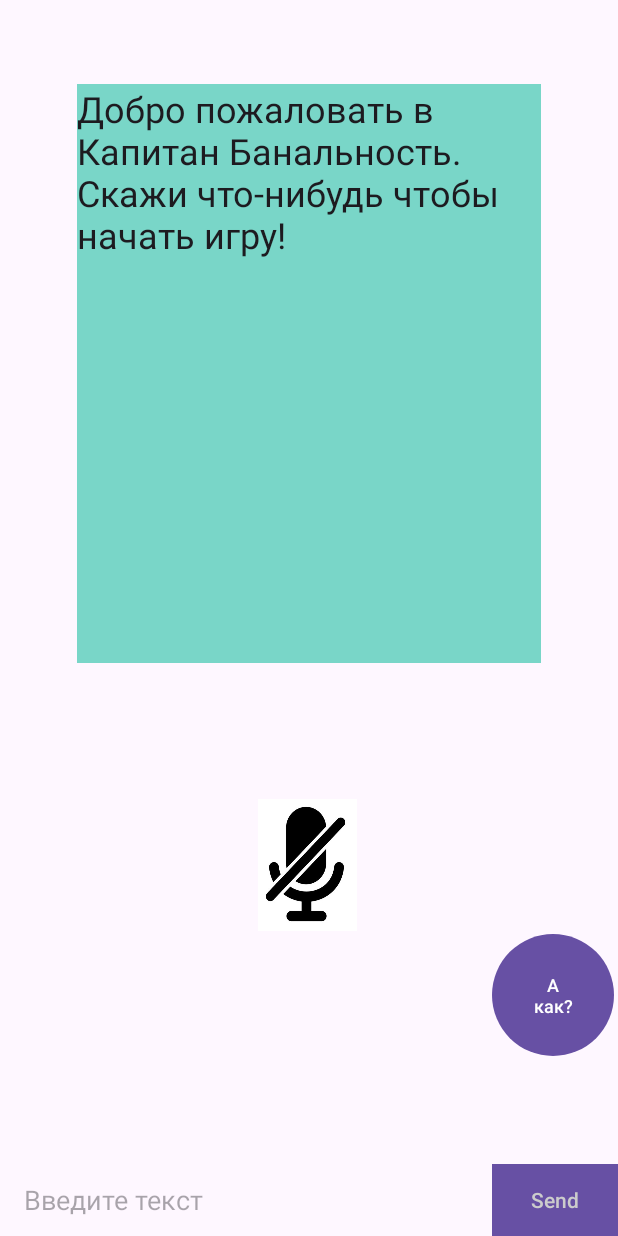
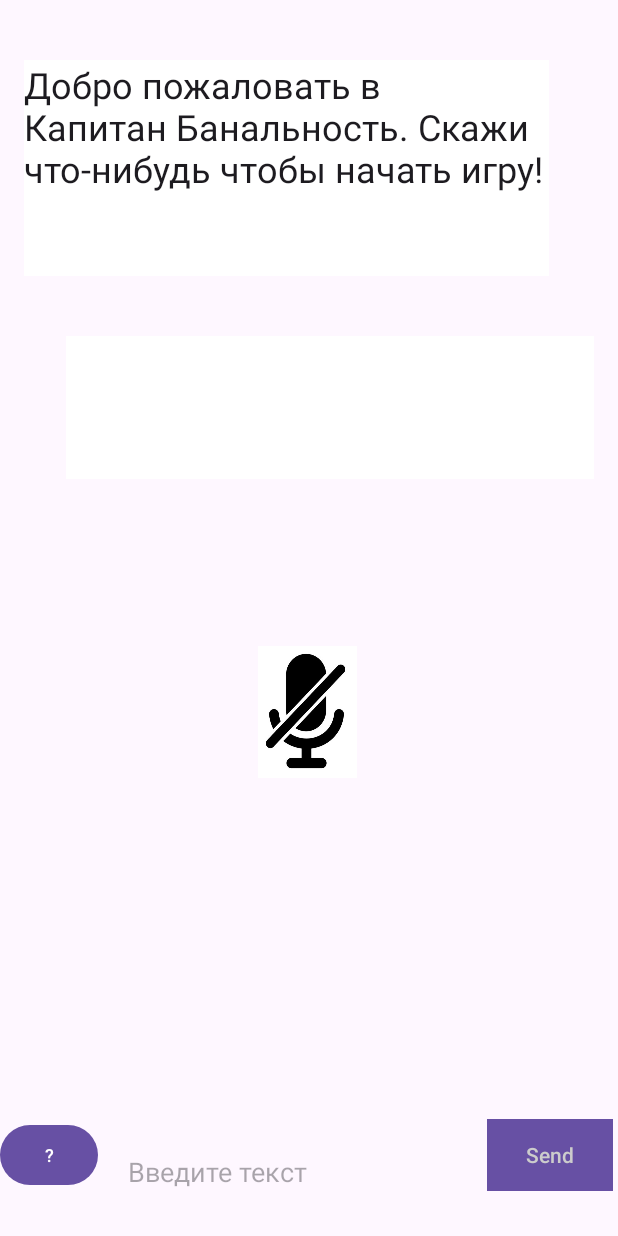
Before and after one commit to Helegven/CaptainD_for_Test, an Android app: the screen it shows after launch (MainActivity), on a phone screen of 412 x 824 dp. Run offline under Robolectric (Android 15) with nearby library versions, the phone set to English and light mode, and no system bars.

Commit message:
Добавил звук моря при запуске приложения. Разделил TextView на два окна , одно пользователь, другое капитан. Немного подвигал кнопки.

```diff
--- a/app/src/main/java/com/example/captainb/MainActivity.java
+++ b/app/src/main/java/com/example/captainb/MainActivity.java
@@ -2,6 +2,7 @@ package com.example.captainb;
 
 import android.content.DialogInterface;
 import android.graphics.drawable.AnimationDrawable;
+import android.media.MediaPlayer;
 import android.os.Bundle;
 
 import androidx.activity.EdgeToEdge;
@@ -44,6 +45,7 @@ public class MainActivity extends AppCompatActivity {
     private SpeechRecognizer speechRecognizer;
     private Intent intentRecognizer;
     private TextView textView;
+    private TextView textViewUser;
     private static final String TAG = "MainActivity";
     private AnimationDrawable isAnimation;
     private ImageView img;
@@ -57,11 +59,15 @@ public class MainActivity extends AppCompatActivity {
     UuidFactory uuidFactory = new UuidFactory();
     @Override
     protected void onCreate(Bundle savedInstanceState) {
+        MediaPlayer them = MediaPlayer.create(this, R.raw.them01);
+        them.start();
         super.onCreate(savedInstanceState);
         EdgeToEdge.enable(this);
         setContentView(R.layout.activity_main);
 
         textView = findViewById(R.id.textView);
+
+        textViewUser = findViewById(R.id.textViewUser);
 
         customButton = findViewById(R.id.toggle);
 
@@ -109,7 +115,7 @@ public class MainActivity extends AppCompatActivity {
 
             @Override
             public void onResults(Bundle bundle) {
-                textView.setText("Слушаем...");
+//                textView.setText("Слушаем...");
 
                 ArrayList<String> matches = bundle.getStringArrayList(SpeechRecognizer.RESULTS_RECOGNITION);
                 String spokenText = "";
@@ -120,7 +126,7 @@ public class MainActivity extends AppCompatActivity {
                     spokenText = matches.get(0);
 
                     String ask_text = "— " + spokenText;
-                    textView.setText(ask_text);
+                    textViewUser.setText(ask_text);
 
                     Runnable runnable = new Runnable() {
                         public void run() {
--- a/app/src/main/res/layout/activity_main.xml
+++ b/app/src/main/res/layout/activity_main.xml
@@ -8,60 +8,21 @@
     android:orientation="vertical"
     tools:context=".MainActivity">
 
-    <Button
-        android:id="@+id/buttonHelp"
-        android:layout_width="81dp"
-        android:layout_height="89dp"
-        android:layout_marginStart="328dp"
-        android:layout_marginBottom="116dp"
-        android:onClick="HelpButton"
-        android:text="А как?"
-        android:textSize="12sp"
-        app:layout_constraintBottom_toBottomOf="parent"
-        app:layout_constraintStart_toStartOf="parent" />
-
     <TextView
         android:id="@+id/textView"
-        android:layout_width="309dp"
-        android:layout_height="386dp"
-        android:layout_marginTop="56dp"
-        android:background="#79D6C8"
+        android:layout_width="350dp"
+        android:layout_height="144dp"
+        android:layout_marginTop="40dp"
+        android:background="#FFFFFF"
         android:fontFamily="sans-serif"
         android:text="@string/hello_world"
         android:textAlignment="viewStart"
         android:textAppearance="@style/TextAppearance.AppCompat.Body1"
         android:textSize="24sp"
         app:layout_constraintEnd_toEndOf="parent"
+        app:layout_constraintHorizontal_bias="0.262"
         app:layout_constraintStart_toStartOf="parent"
         app:layout_constraintTop_toTopOf="parent" />
-
-    <ImageButton
-        android:id="@+id/img"
-        android:layout_width="100dp"
-        android:layout_height="93dp"
-        android:onClick="StopListen"
-        android:scaleType="centerCrop"
-        android:src="@drawable/animation_button_on"
-        android:visibility="invisible"
-        app:layout_constraintBottom_toBottomOf="parent"
-        app:layout_constraintEnd_toEndOf="@+id/buttonHelp"
-        app:layout_constraintHorizontal_bias="0.501"
-        app:layout_constraintStart_toStartOf="parent"
-        app:layout_constraintTop_toBottomOf="@+id/textView"
-        app:layout_constraintVertical_bias="0.291" />
-
-    <ImageButton
-        android:id="@+id/toggle"
-        android:layout_width="66dp"
-        android:layout_height="88dp"
-        android:background="@drawable/button_off"
-        android:onClick="StartListen"
-        app:layout_constraintBottom_toBottomOf="parent"
-        app:layout_constraintEnd_toEndOf="parent"
-        app:layout_constraintHorizontal_bias="0.498"
-        app:layout_constraintStart_toStartOf="parent"
-        app:layout_constraintTop_toBottomOf="@+id/textView"
-        app:layout_constraintVertical_bias="0.309" />
 
     <!--    <EditText-->
 <!--        android:id="@+id/editTextChat"-->
@@ -85,37 +46,95 @@
 <!--        />-->
 
 
+    <TextView
+        android:id="@+id/textViewUser"
+        android:layout_width="352dp"
+        android:layout_height="95dp"
+        android:layout_marginTop="224dp"
+        android:background="#FFFFFF"
+        android:fontFamily="sans-serif"
+        android:text=""
+        android:textAlignment="viewStart"
+        android:textAppearance="@style/TextAppearance.AppCompat.Body1"
+        android:textSize="24sp"
+        app:layout_constraintEnd_toEndOf="parent"
+        app:layout_constraintHorizontal_bias="0.728"
+        app:layout_constraintStart_toStartOf="parent"
+        app:layout_constraintTop_toTopOf="parent" />
+
+    <ImageButton
+        android:id="@+id/img"
+        android:layout_width="100dp"
+        android:layout_height="93dp"
+        android:onClick="StopListen"
+        android:scaleType="centerCrop"
+        android:src="@drawable/animation_button_on"
+        android:visibility="invisible"
+        app:layout_constraintBottom_toBottomOf="parent"
+        app:layout_constraintEnd_toEndOf="parent"
+        app:layout_constraintHorizontal_bias="0.498"
+        app:layout_constraintStart_toStartOf="parent"
+        app:layout_constraintTop_toBottomOf="@+id/textView"
+        app:layout_constraintVertical_bias="0.441" />
+
+    <ImageButton
+        android:id="@+id/toggle"
+        android:layout_width="66dp"
+        android:layout_height="88dp"
+        android:background="@drawable/button_off"
+        android:onClick="StartListen"
+        app:layout_constraintBottom_toBottomOf="parent"
+        app:layout_constraintEnd_toEndOf="parent"
+        app:layout_constraintHorizontal_bias="0.498"
+        app:layout_constraintStart_toStartOf="parent"
+        app:layout_constraintTop_toBottomOf="@+id/textView"
+        app:layout_constraintVertical_bias="0.447" />
 
     <RelativeLayout
         android:id="@+id/layout_gchat_chatbox"
-        android:layout_width="match_parent"
-        android:layout_height="wrap_content"
+        android:layout_width="412dp"
+        android:layout_height="78dp"
         app:layout_constraintBottom_toBottomOf="parent"
+        app:layout_constraintEnd_toEndOf="parent"
         app:layout_constraintStart_toStartOf="parent">
 
+        <Button
+            android:id="@+id/button_chat_send"
+            android:layout_width="84dp"
+            android:layout_height="48dp"
+            android:layout_alignParentEnd="true"
+            android:layout_marginEnd="3dp"
+            android:background="#ffffff"
+            android:onClick="sendMessage"
+            android:text="Send"
+            android:textColor="#cccccc" />
+
+        <Button
+            android:id="@+id/buttonHelp"
+            android:layout_width="65dp"
+            android:layout_height="wrap_content"
+            android:onClick="HelpButton"
+            android:text="?"
+            android:textSize="12sp" />
+
         <EditText
-            android:layout_marginStart="16dp"
             android:id="@+id/editMessage"
-            android:layout_width="match_parent"
-            android:layout_height="wrap_content"
-            android:layout_centerVertical="true"
+            android:layout_width="226dp"
+            android:layout_height="55dp"
+            android:layout_alignParentTop="true"
+            android:layout_alignParentBottom="true"
+            android:layout_marginStart="20dp"
+            android:layout_marginTop="8dp"
+            android:layout_marginEnd="14dp"
+            android:layout_marginBottom="16dp"
             android:layout_toStartOf="@+id/button_chat_send"
+            android:layout_toEndOf="@+id/buttonHelp"
             android:background="@android:color/transparent"
             android:hint="Введите текст"
             android:inputType="text"
             android:maxLines="2"
             tools:ignore="Autofill" />
 
-        <Button
-            android:id="@+id/button_chat_send"
-            android:layout_width="84dp"
-            android:layout_height="48dp"
-            android:layout_alignParentEnd="true"
-            android:background="#ffffff"
-            android:onClick="sendMessage"
-            android:text="Send"
-            android:textColor="#cccccc" />
-
     </RelativeLayout>
 
 </androidx.constraintlayout.widget.ConstraintLayout>
```
Also changed, not shown: 1 other file.
